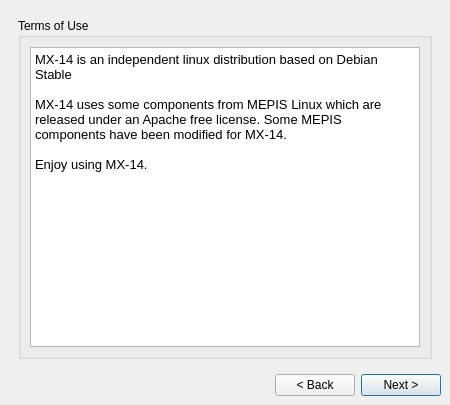
This is meinstall.ui in anticapitalista/MX-installer as Qt 5 draws it before an edit. The edited form follows.
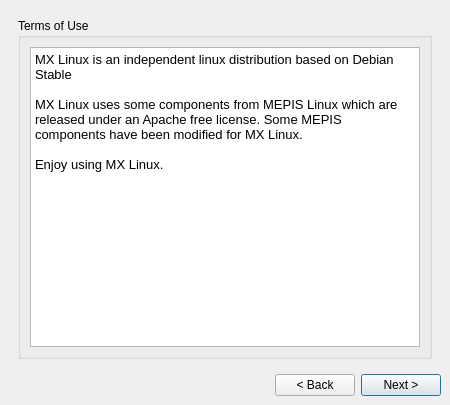
This is the edited form. The open tabs and pages were chosen to show the change.

Commit message: changed MX-14 to MX Linux and other strings

Patch:
```diff
--- a/meinstall.ui
+++ b/meinstall.ui
@@ -181,11 +181,11 @@
 &lt;html&gt;&lt;head&gt;&lt;meta name=&quot;qrichtext&quot; content=&quot;1&quot; /&gt;&lt;style type=&quot;text/css&quot;&gt;
 p, li { white-space: pre-wrap; }
 &lt;/style&gt;&lt;/head&gt;&lt;body style=&quot; font-family:'Sans Serif'; font-size:9pt; font-weight:400; font-style:normal;&quot;&gt;
-&lt;p style=&quot; margin-top:0px; margin-bottom:0px; margin-left:0px; margin-right:0px; -qt-block-indent:0; text-indent:0px;&quot;&gt;&lt;span style=&quot; font-family:'Sans'; font-size:10pt;&quot;&gt;MX-14 is an independent linux distribution based on Debian Stable&lt;/span&gt;&lt;/p&gt;
+&lt;p style=&quot; margin-top:0px; margin-bottom:0px; margin-left:0px; margin-right:0px; -qt-block-indent:0; text-indent:0px;&quot;&gt;&lt;span style=&quot; font-family:'Sans'; font-size:10pt;&quot;&gt;MX Linux is an independent linux distribution based on Debian Stable&lt;/span&gt;&lt;/p&gt;
 &lt;p style=&quot;-qt-paragraph-type:empty; margin-top:0px; margin-bottom:0px; margin-left:0px; margin-right:0px; -qt-block-indent:0; text-indent:0px; font-family:'Sans'; font-size:10pt;&quot;&gt;&lt;br /&gt;&lt;/p&gt;
-&lt;p style=&quot; margin-top:0px; margin-bottom:0px; margin-left:0px; margin-right:0px; -qt-block-indent:0; text-indent:0px;&quot;&gt;&lt;span style=&quot; font-family:'Sans'; font-size:10pt;&quot;&gt;MX-14 uses some components from MEPIS Linux which are released under an Apache free license. Some MEPIS components have been modified for MX-14.&lt;/span&gt;&lt;/p&gt;
+&lt;p style=&quot; margin-top:0px; margin-bottom:0px; margin-left:0px; margin-right:0px; -qt-block-indent:0; text-indent:0px;&quot;&gt;&lt;span style=&quot; font-family:'Sans'; font-size:10pt;&quot;&gt;MX Linux uses some components from MEPIS Linux which are released under an Apache free license. Some MEPIS components have been modified for MX Linux.&lt;/span&gt;&lt;/p&gt;
 &lt;p style=&quot;-qt-paragraph-type:empty; margin-top:0px; margin-bottom:0px; margin-left:0px; margin-right:0px; -qt-block-indent:0; text-indent:0px; font-family:'Sans'; font-size:10pt;&quot;&gt;&lt;br /&gt;&lt;/p&gt;
-&lt;p style=&quot; margin-top:0px; margin-bottom:0px; margin-left:0px; margin-right:0px; -qt-block-indent:0; text-indent:0px;&quot;&gt;&lt;span style=&quot; font-family:'Sans'; font-size:10pt;&quot;&gt;Enjoy using MX-14.&lt;/span&gt;&lt;/p&gt;&lt;/body&gt;&lt;/html&gt;</string>
+&lt;p style=&quot; margin-top:0px; margin-bottom:0px; margin-left:0px; margin-right:0px; -qt-block-indent:0; text-indent:0px;&quot;&gt;&lt;span style=&quot; font-family:'Sans'; font-size:10pt;&quot;&gt;Enjoy using MX Linux.&lt;/span&gt;&lt;/p&gt;&lt;/body&gt;&lt;/html&gt;</string>
             </property>
            </widget>
           </item>
```
Left out of the diff: 12 changed lines with no effect on the pictures. The commit also changes 2 other files.
